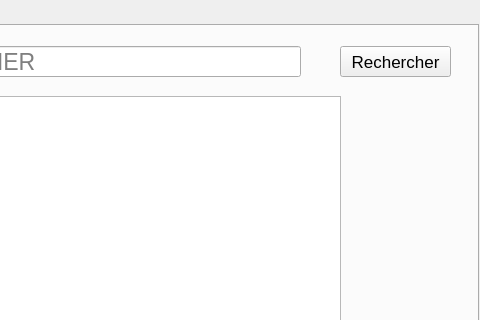
This is mainwindow.ui in memlens/LibraryManagerC-QT as Qt 5 draws it before an edit; both pictures show x 342 to 822 and y 0 to 320 of the 822 by 511 pixel window. The edited form follows.
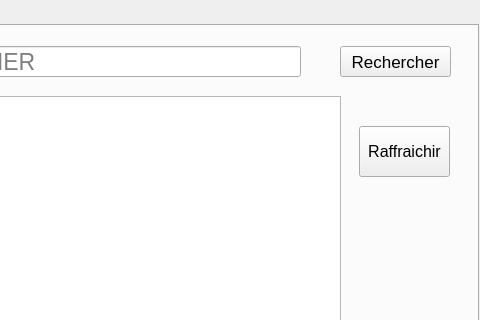
This is the edited form.

Commit message: ajout de la fonctionnalitée de raffraichissement de la vue de la base de donnée

The edit to the form file:
```diff
--- a/mainwindow.ui
+++ b/mainwindow.ui
@@ -109,6 +109,24 @@
        </property>
       </item>
      </widget>
+     <widget class="QPushButton" name="pushButton">
+      <property name="geometry">
+       <rect>
+        <x>699</x>
+        <y>100</y>
+        <width>91</width>
+        <height>51</height>
+       </rect>
+      </property>
+      <property name="font">
+       <font>
+        <pointsize>12</pointsize>
+       </font>
+      </property>
+      <property name="text">
+       <string>Raffraichir</string>
+      </property>
+     </widget>
     </widget>
     <widget class="QWidget" name="tabAjouter">
      <attribute name="title">
```
The commit also changes 2 other files.
